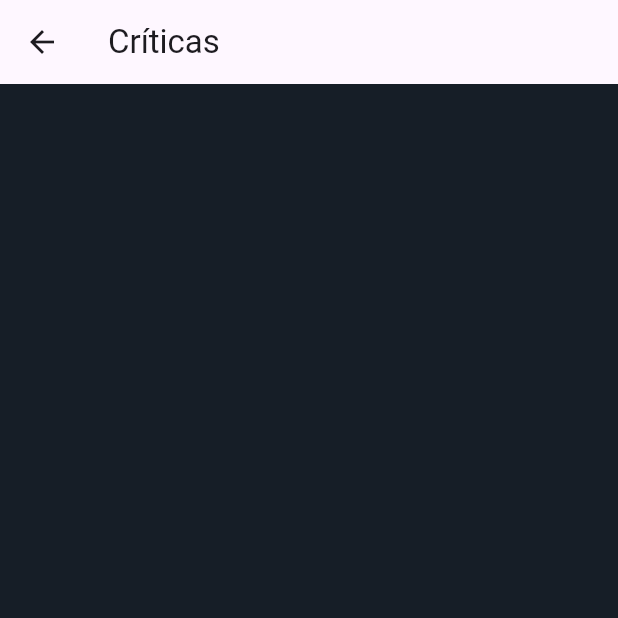
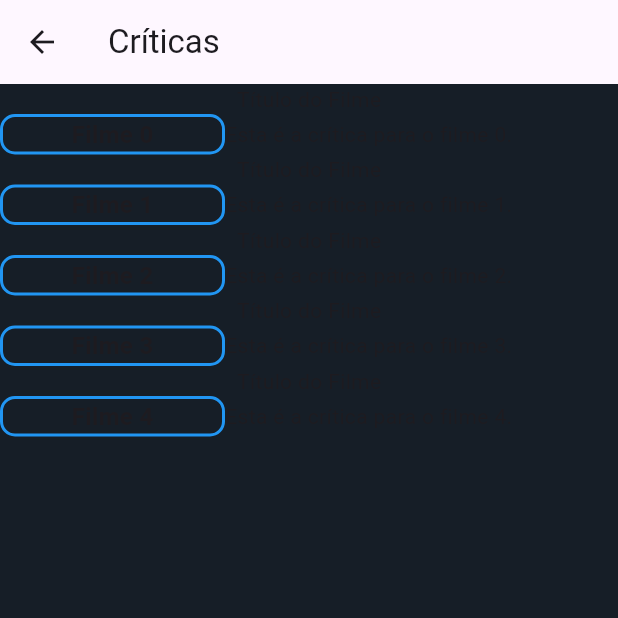
Before and after one commit to diegobrnrd/filmin, a Flutter app: the CriticasScreen screen opened directly, on a phone screen of 412 x 824 dp, the top half of it. Run offline on Flutter 3.47's test engine with Material 3 defaults, Android fonts, the phone set to English and light mode, and no system bars.

Commit message:
avanços na tela de criticas

```diff
--- a/lib/criticas.dart
+++ b/lib/criticas.dart
@@ -1,27 +1,40 @@
 import 'package:flutter/material.dart';
+import 'filme.dart';
 
 class CriticasScreen extends StatelessWidget {
+
   const CriticasScreen({super.key});
+
+  List<Widget> get _criticas {
+    return List.generate(
+      5,
+      (index) => _buildCritica(
+        'Filme $index',
+        'Esta é a crítica para o filme $index.',
+      ),
+    );
+  }
 
   @override
   Widget build(BuildContext context) {
+
     // TODO: implement build
     return Scaffold(
       appBar: AppBar(title: Text("Críticas")),
       body: Column(
-        children: [],
+        children: _criticas,
       ),
     );
   }
 
-  Widget _buildCritica() {
+  Widget _buildCritica(String titulo_filme, String texto_critica) {
     return Column(
-        children: [
-            Text("Título do Filme"),
-            Row(
-                children: [filme, Text("Texto da crítica")],
-            )
-        ],
+      children: [
+        Text("Título do Filme"),
+        Row(
+          children: [FilmeWidget(titulo: titulo_filme), Text(texto_critica)],
+        )
+      ],
     );
   }
 }
```
